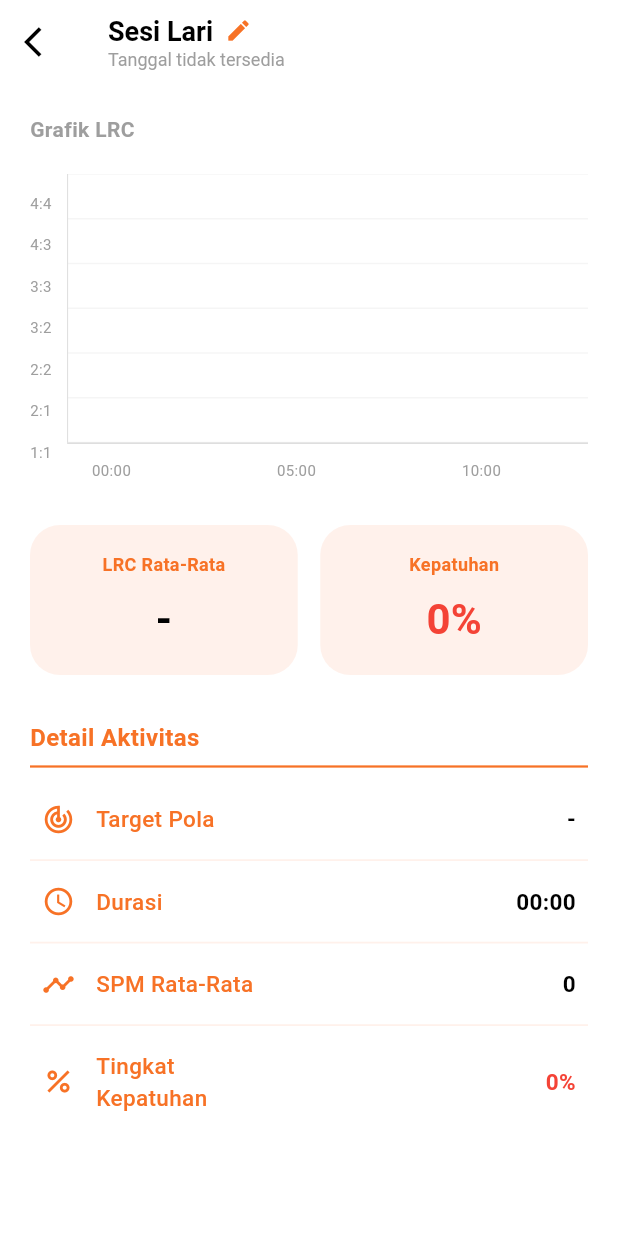
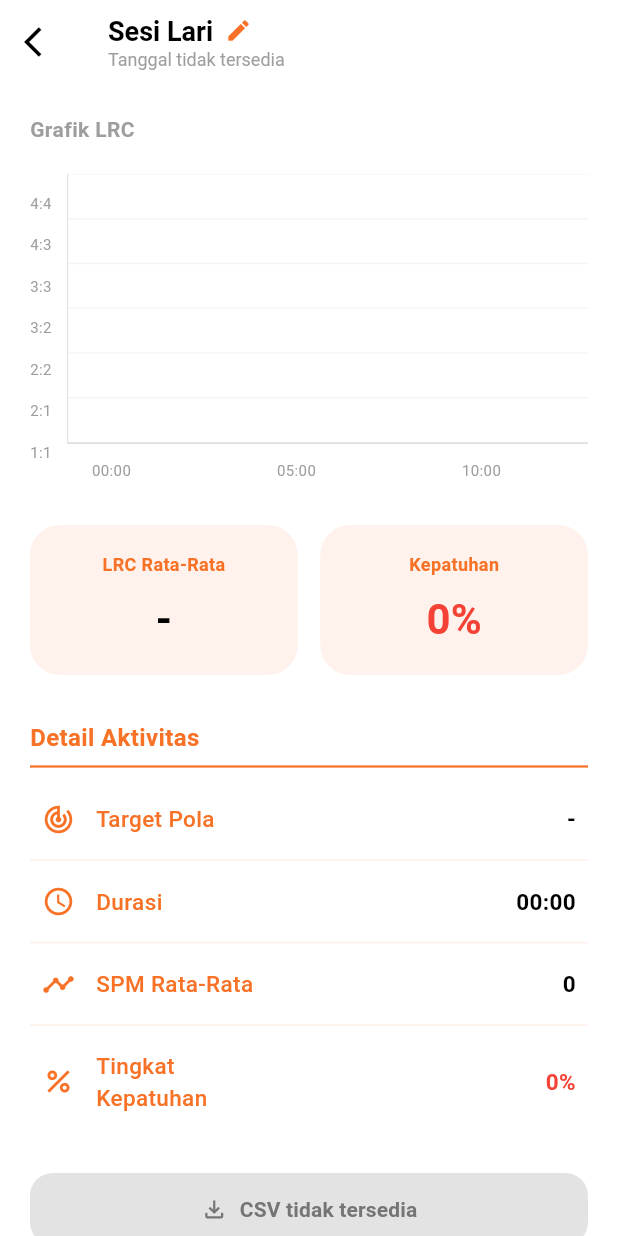
Before and after one commit to shalawatulshafa/lrc-run-assistant, a Flutter app: the DetailLariScreen screen opened directly, on a phone screen of 412 x 824 dp. Run offline on Flutter 3.47's test engine with Material 3 defaults, Android fonts, the phone set to English and light mode, and no system bars; our stand-ins replace flutter_blue_plus, permission_handler, share_plus, shared_preferences; accounts and stored records are empty.

Commit message:
tambah fitur download csv setelah unduh data lari

```diff
--- a/lib/models/run_session.dart
+++ b/lib/models/run_session.dart
@@ -31,6 +31,7 @@ class RunSession {
   final int compliance;
   final String duration;
   final List<LrcPoint> rawLrcData;
+  final String? rawCsv;
 
   const RunSession({
     required this.id,
@@ -43,6 +44,7 @@ class RunSession {
     required this.compliance,
     required this.duration,
     this.rawLrcData = const [],
+    this.rawCsv,
   });
 
   // 🔥 PERBAIKAN: Menambahkan fungsi copyWith untuk edit judul dll
@@ -57,6 +59,7 @@ class RunSession {
     int? compliance,
     String? duration,
     List<LrcPoint>? rawLrcData,
+    String? rawCsv,
   }) {
     return RunSession(
       id: id ?? this.id,
@@ -69,6 +72,7 @@ class RunSession {
       compliance: compliance ?? this.compliance,
       duration: duration ?? this.duration,
       rawLrcData: rawLrcData ?? this.rawLrcData,
+      rawCsv: rawCsv ?? this.rawCsv,
     );
   }
 
@@ -118,6 +122,7 @@ class RunSession {
       compliance: int.tryParse(json['compliance']?.toString() ?? '0') ?? 0,
       duration: json['duration']?.toString() ?? '00:00',
       rawLrcData: parsedGraphData,
+      rawCsv: json['rawCsv']?.toString(),
     );
   }
 
@@ -133,6 +138,7 @@ class RunSession {
       'compliance': compliance,
       'duration': duration,
       'rawLrcData': rawLrcData.map((e) => e.toJson()).toList(),
+      'rawCsv': rawCsv,
     };
   }
 
--- a/lib/screen/detail_lari_screen.dart
+++ b/lib/screen/detail_lari_screen.dart
@@ -1,9 +1,12 @@
+import 'dart:io';
 import 'package:flutter/material.dart';
-import 'dart:math';
+import 'package:path_provider/path_provider.dart';
+import 'package:share_plus/share_plus.dart';
+import 'package:shared_preferences/shared_preferences.dart';
 import '../models/run_session.dart';
 import '../services/run_history_storage.dart';
 import '../services/api_service.dart';
-import 'package:shared_preferences/shared_preferences.dart';
+import '../utils/snackbar_helper.dart';
 
 class DetailLariScreen extends StatefulWidget {
   final RunSession? runSession;
@@ -26,6 +29,7 @@ class _DetailLariScreenState extends State<DetailLariScreen> {
   RunSession? _runSession;
 
   bool _isLoading = true;
+  bool _isExporting = false;
   List<LrcPoint> _chartData = [];
 
   @override
@@ -309,10 +313,84 @@ class _DetailLariScreenState extends State<DetailLariScreen> {
             _buildDetailRow(Icons.access_time, 'Durasi', session?.duration ?? '00:00'),
             _buildDetailRow(Icons.timeline, 'SPM Rata-Rata', '${session?.avgSpm ?? 0}'),
             _buildDetailRow(Icons.percent_outlined, 'Tingkat Kepatuhan', '$kepatuhanValue%', isLast: true, customValueColor: _getKepatuhanColor(kepatuhanValue)),
+
+            const SizedBox(height: 24),
+            _buildExportButton(session),
+            const SizedBox(height: 8),
           ],
         ),
       ),
     );
+  }
+
+  Widget _buildExportButton(RunSession? session) {
+    final bool hasCsv = session?.rawCsv != null && session!.rawCsv!.isNotEmpty;
+    final bool enabled = hasCsv && !_isExporting;
+
+    return SizedBox(
+      width: double.infinity,
+      child: ElevatedButton.icon(
+        onPressed: enabled ? () => _exportCsv(session) : null,
+        icon: _isExporting
+            ? const SizedBox(
+                width: 16,
+                height: 16,
+                child: CircularProgressIndicator(
+                  strokeWidth: 2,
+                  valueColor: AlwaysStoppedAnimation<Color>(Colors.white),
+                ),
+              )
+            : Icon(
+                Icons.file_download_outlined,
+                color: enabled ? Colors.white : Colors.grey.shade600,
+              ),
+        label: Text(
+          hasCsv ? 'Ekspor CSV' : 'CSV tidak tersedia',
+          style: TextStyle(
+            color: enabled ? Colors.white : Colors.grey.shade600,
+            fontWeight: FontWeight.bold,
+          ),
+        ),
+        style: ElevatedButton.styleFrom(
+          backgroundColor: enabled ? const Color(0xFFF77226) : Colors.grey.shade300,
+          padding: const EdgeInsets.symmetric(vertical: 14),
+          shape: RoundedRectangleBorder(borderRadius: BorderRadius.circular(15)),
+        ),
+      ),
+    );
+  }
+
+  Future<void> _exportCsv(RunSession? session) async {
+    if (session == null || session.rawCsv == null || session.rawCsv!.isEmpty) return;
+    if (_isExporting) return;
+
+    setState(() => _isExporting = true);
+    try {
+      final Directory tempDir = await getTemporaryDirectory();
+      final String safeTitle = session.title
+          .replaceAll(RegExp(r'[^A-Za-z0-9_-]+'), '_')
+          .replaceAll(RegExp(r'_+'), '_');
+      final DateTime d = session.date.toLocal();
+      final String dateStamp =
+          '${d.year}${d.month.toString().padLeft(2, '0')}${d.day.toString().padLeft(2, '0')}';
+      final String fileName = 'lrc_${safeTitle}_$dateStamp.csv';
+      final File file = File('${tempDir.path}/$fileName');
+      await file.writeAsString(session.rawCsv!);
+
+      await Share.shareXFiles(
+        [XFile(file.path, mimeType: 'text/csv')],
+        subject: 'Data Lari LRC: ${session.title}',
+        text: 'Raw CSV ${session.title} (${session.duration})',
+      );
+    } catch (e) {
+      if (!mounted) return;
+      SnackbarHelper.showError(
+        context,
+        'Gagal mengekspor CSV: ${e.toString().replaceFirst('Exception: ', '')}',
+      );
+    } finally {
+      if (mounted) setState(() => _isExporting = false);
+    }
   }
 
   // 🔥 PERBAIKAN: Mengatur tinggi dan padding card agar tidak overflow
--- a/lib/screen/download_data_screen.dart
+++ b/lib/screen/download_data_screen.dart
@@ -118,6 +118,7 @@ class _DownloadDataScreenState extends State<DownloadDataScreen> {
           duration: summary['duration']?.toString() ?? '00:00',
           // 🔥 Memasukkan List<LrcPoint> yang sudah diurai di atas
           rawLrcData: parsedGraphData,
+          rawCsv: summary['rawCsv']?.toString(),
         );
 
         // Simpan ke SharedPreferences
--- a/pubspec.yaml
+++ b/pubspec.yaml
@@ -34,6 +34,8 @@ dependencies:
   http: ^1.2.0
   shared_preferences: ^2.2.2
   flutter_blue_plus: ^1.31.0
+  share_plus: ^10.0.0
+  path_provider: ^2.1.4
 
   # The following adds the Cupertino Icons font to your application.
   # Use with the CupertinoIcons class for iOS style icons.
```
Also changed, not shown: 9 other files.
